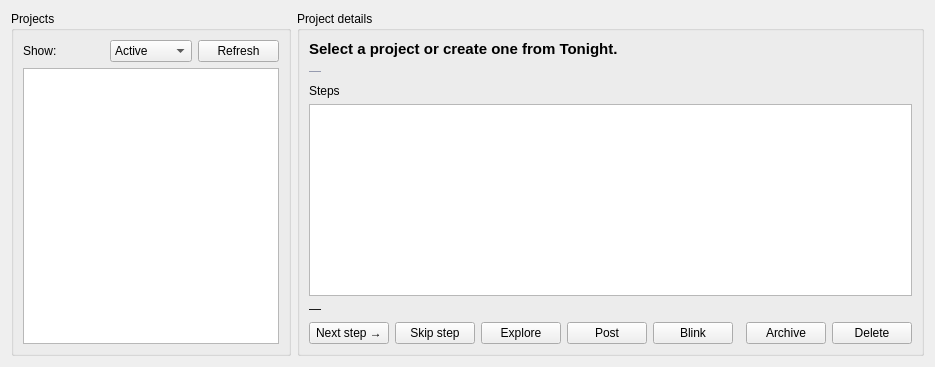
First picture: the form in nightscribe/gui/ui/projects_tab.ui, repository irydeo/nightscribe, before the edit.
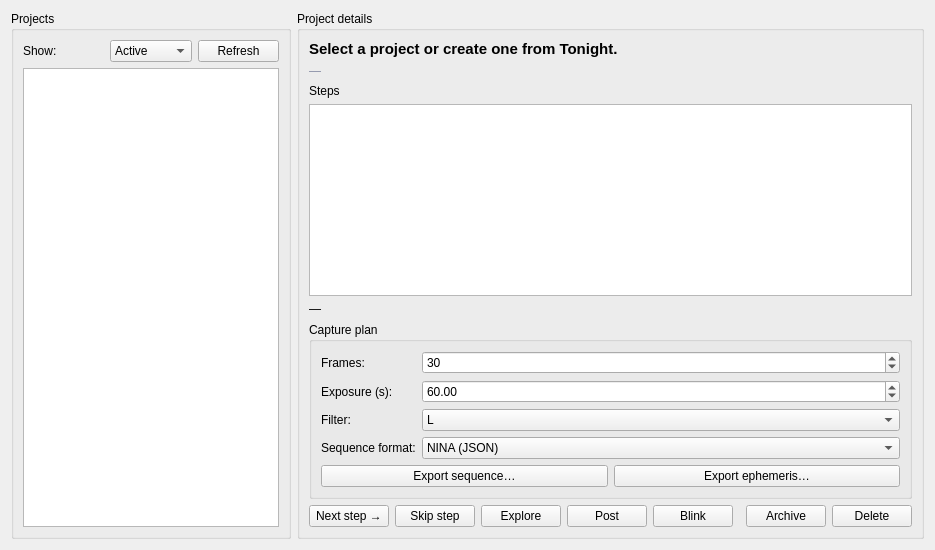
Second picture: the form after the edit.

Commit message: Phase 5: capture sequence + ephemeris exporters (ADR-021)

The edit to the form file:
```diff
--- a/nightscribe/gui/ui/projects_tab.ui
+++ b/nightscribe/gui/ui/projects_tab.ui
@@ -62,6 +62,43 @@
         <property name="text"><string>—</string></property>
        </widget>
       </item>
+      <item>
+       <widget class="QGroupBox" name="grp_capture">
+        <property name="title"><string>Capture plan</string></property>
+        <layout class="QFormLayout">
+         <item row="0" column="0"><widget class="QLabel" name="lbl_nframes"><property name="text"><string>Frames:</string></property></widget></item>
+         <item row="0" column="1"><widget class="QSpinBox" name="spn_nframes"><property name="minimum"><number>1</number></property><property name="maximum"><number>999</number></property><property name="value"><number>30</number></property></widget></item>
+         <item row="1" column="0"><widget class="QLabel" name="lbl_exps"><property name="text"><string>Exposure (s):</string></property></widget></item>
+         <item row="1" column="1"><widget class="QDoubleSpinBox" name="spn_exps"><property name="minimum"><double>0.1</double></property><property name="maximum"><double>3600.0</double></property><property name="value"><double>60.0</double></property></widget></item>
+         <item row="2" column="0"><widget class="QLabel" name="lbl_filter"><property name="text"><string>Filter:</string></property></widget></item>
+         <item row="2" column="1">
+          <widget class="QComboBox" name="cmb_filter">
+           <item><property name="text"><string>L</string></property></item>
+           <item><property name="text"><string>R</string></property></item>
+           <item><property name="text"><string>G</string></property></item>
+           <item><property name="text"><string>B</string></property></item>
+           <item><property name="text"><string>Ha</string></property></item>
+           <item><property name="text"><string>OIII</string></property></item>
+           <item><property name="text"><string>SII</string></property></item>
+          </widget>
+         </item>
+         <item row="3" column="0"><widget class="QLabel" name="lbl_seqfmt"><property name="text"><string>Sequence format:</string></property></widget></item>
+         <item row="3" column="1">
+          <widget class="QComboBox" name="cmb_seqfmt">
+           <item><property name="text"><string>NINA (JSON)</string></property></item>
+           <item><property name="text"><string>CCDciel (XML)</string></property></item>
+           <item><property name="text"><string>CSV (generic)</string></property></item>
+          </widget>
+         </item>
+         <item row="4" column="0" colspan="2">
+          <layout class="QHBoxLayout">
+           <item><widget class="QPushButton" name="btn_export_seq"><property name="text"><string>Export sequence…</string></property></widget></item>
+           <item><widget class="QPushButton" name="btn_export_ephem"><property name="text"><string>Export ephemeris…</string></property><property name="toolTip"><string>For NEOs: export RA/Dec table for TheSkyX / Cartes du Ciel</string></property></widget></item>
+          </layout>
+         </item>
+        </layout>
+       </widget>
+      </item>
       <item>
        <layout class="QHBoxLayout" name="stepBtns">
         <item><widget class="QPushButton" name="btn_advance"><property name="text"><string>Next step →</string></property><property name="toolTip"><string>Mark the current step done and move on</string></property></widget></item>
```
The commit also changes 11 other files.
